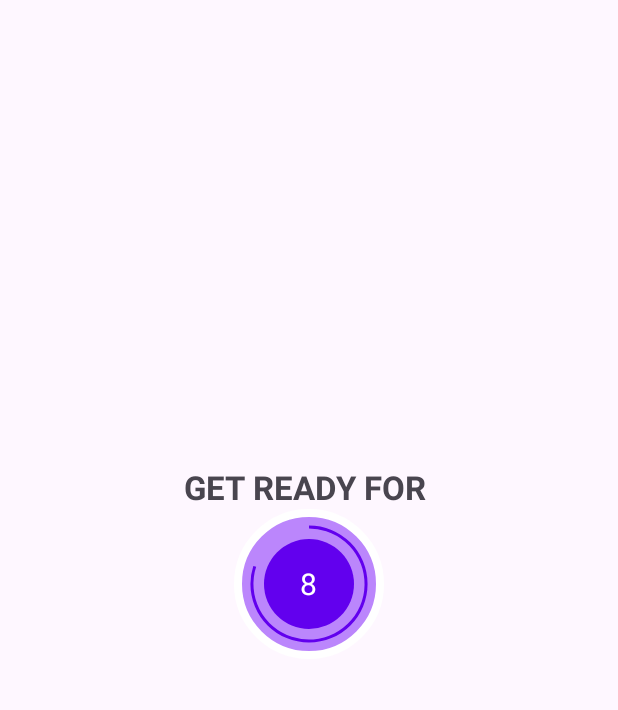
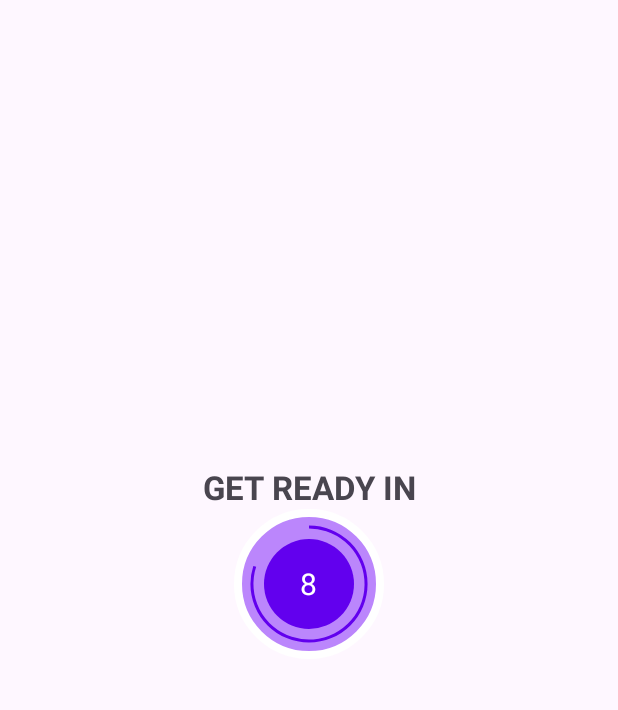
Before and after one commit to jayshivankar/WorkoutApp, an Android app: the ExerciseActivity screen opened directly, with no data from a screen before it, on a phone screen of 412 x 824 dp, the part 84-794 px from its top. Run offline under Robolectric (Android 15) with nearby library versions, the light colour scheme and no system bars.

Commit message:
adding the exercise timer

```diff
--- a/app/src/main/res/layout/activity_exercise.xml
+++ b/app/src/main/res/layout/activity_exercise.xml
@@ -67,11 +67,62 @@
 
     </FrameLayout>
 
+    <FrameLayout
+        android:layout_width="100dp"
+        android:layout_height="100dp"
+        android:id = "@+id/flExerciseView"
+        android:visibility="gone"
+        tools:visibility="visible"
+        android:layout_marginTop="10dp"
+        android:background="@drawable/item_color_accent_border_ripple_background"
+        app:layout_constraintBottom_toBottomOf="parent"
+        app:layout_constraintEnd_toEndOf="parent"
+        app:layout_constraintStart_toStartOf="parent"
+        app:layout_constraintTop_toBottomOf="@id/toolbarExercise"
+
+        >
+
+        <ProgressBar
+            android:layout_width="100dp"
+            android:layout_height="100dp"
+            android:id = "@+id/progressBarExercise"
+            android:progress="300"
+            android:background="@drawable/circular_progress_gray"
+            android:progressDrawable="@drawable/circular_progress_bar"
+            android:indeterminate="false"
+            android:max="30"
+            style="?android:progressBarStyleHorizontal"
+            android:rotation="-90"/>
+
+
+        <LinearLayout
+            android:layout_width="60dp"
+            android:layout_height="60dp"
+            android:layout_gravity="center"
+            android:background="@drawable/item_circular_color_accent_background"
+            android:gravity="center"
+
+            >
+            <TextView
+                android:layout_width="30dp"
+                android:id="@+id/tvTimerExercise"
+                android:layout_height="match_parent"
+                android:text="30"
+                android:textSize="20sp"
+                android:textColor="@color/white"
+                android:gravity="center"
+                />
+        </LinearLayout>
+
+    </FrameLayout>
+
+
+
     <TextView
         android:id="@+id/tvTitle"
         android:layout_width="wrap_content"
         android:layout_height="wrap_content"
-        android:text="GET READY FOR "
+        android:text="GET READY IN"
         android:textSize="22sp"
         android:textStyle="bold"
         app:layout_constraintBottom_toTopOf="@+id/flProgress"
```
Also changed, not shown: app/src/main/java/com/example/a7minuteworkoutapp/ExerciseActivity.kt (+44 -4 lines).
